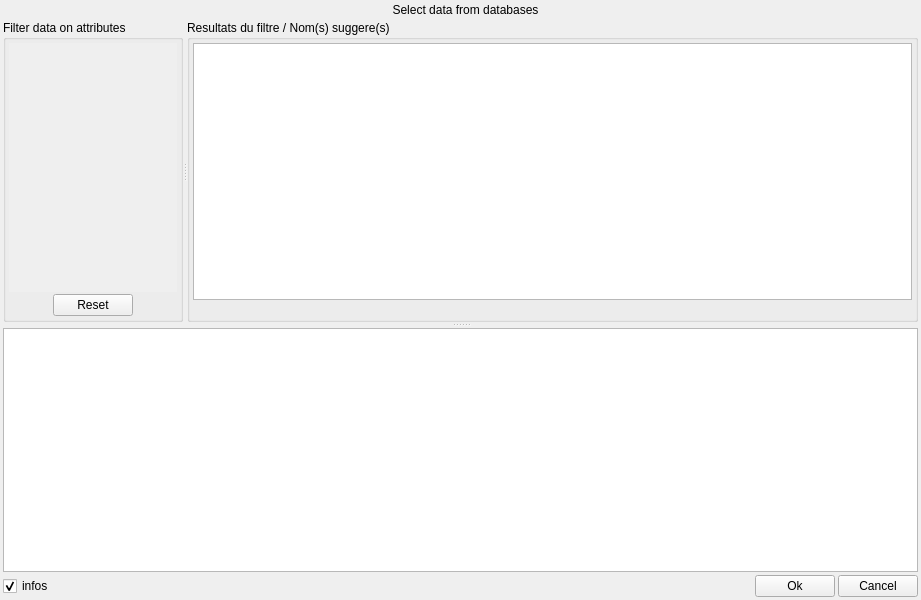
First picture: the form in python/brainvisa/data/qt4gui/diskItemBrowser.ui, repository brainvisa/axon, before the edit.
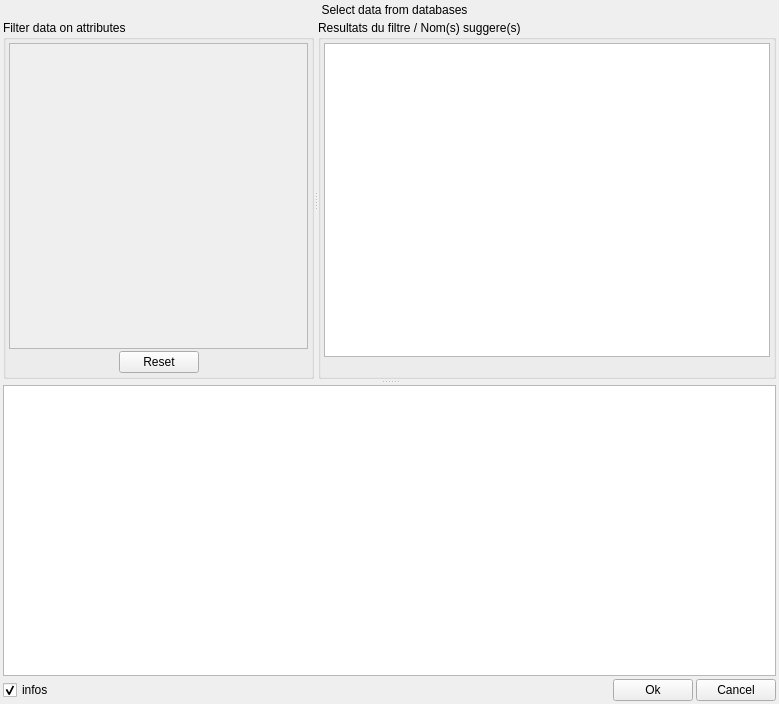
Second picture: the form after the edit. Icons and pictures are not drawn.

Commit message: improve diskitembrowser layout for qt4 Fixes #828

Patch:
```diff
--- a/python/brainvisa/data/qt4gui/diskItemBrowser.ui
+++ b/python/brainvisa/data/qt4gui/diskItemBrowser.ui
@@ -1,13 +1,13 @@
 <?xml version="1.0" encoding="UTF-8"?>
 <ui version="4.0">
  <class>Form1</class>
- <widget class="QWidget" name="Form1">
-  <property name="geometry">
+ <widget class="QWidget" name="Form1" >
+  <property name="geometry" >
    <rect>
     <x>0</x>
     <y>0</y>
-    <width>921</width>
-    <height>600</height>
+    <width>779</width>
+    <height>704</height>
    </rect>
   </property>
   <property name="windowTitle">
@@ -17,7 +17,16 @@
    <property name="spacing">
     <number>3</number>
    </property>
-   <property name="margin">
+   <property name="leftMargin" >
+    <number>3</number>
+   </property>
+   <property name="topMargin" >
+    <number>3</number>
+   </property>
+   <property name="rightMargin" >
+    <number>3</number>
+   </property>
+   <property name="bottomMargin" >
     <number>3</number>
    </property>
    <item>
@@ -63,16 +72,22 @@
     </layout>
    </item>
    <item>
-    <widget class="QSplitter" name="vsplitter">
-     <property name="orientation">
+    <widget class="QSplitter" name="vsplitter" >
+     <property name="sizePolicy" >
+      <sizepolicy vsizetype="Expanding" hsizetype="Expanding" >
+       <horstretch>0</horstretch>
+       <verstretch>0</verstretch>
+      </sizepolicy>
+     </property>
+     <property name="orientation" >
       <enum>Qt::Vertical</enum>
      </property>
      <property name="handleWidth">
       <number>6</number>
      </property>
-     <widget class="QSplitter" name="hsplitter">
-      <property name="sizePolicy">
-       <sizepolicy hsizetype="Expanding" vsizetype="Preferred">
+     <widget class="QSplitter" name="hsplitter" >
+      <property name="sizePolicy" >
+       <sizepolicy vsizetype="Expanding" hsizetype="Expanding" >
         <horstretch>0</horstretch>
         <verstretch>0</verstretch>
        </sizepolicy>
@@ -80,9 +95,9 @@
       <property name="orientation">
        <enum>Qt::Horizontal</enum>
       </property>
-      <widget class="QGroupBox" name="attributesFrame">
-       <property name="sizePolicy">
-        <sizepolicy hsizetype="MinimumExpanding" vsizetype="Preferred">
+      <widget class="QGroupBox" name="attributesFrame" >
+       <property name="sizePolicy" >
+        <sizepolicy vsizetype="Expanding" hsizetype="Expanding" >
          <horstretch>0</horstretch>
          <verstretch>0</verstretch>
         </sizepolicy>
@@ -94,23 +109,26 @@
         <property name="spacing">
          <number>2</number>
         </property>
-        <property name="margin">
+        <property name="leftMargin" >
+         <number>3</number>
+        </property>
+        <property name="topMargin" >
+         <number>3</number>
+        </property>
+        <property name="rightMargin" >
+         <number>3</number>
+        </property>
+        <property name="bottomMargin" >
          <number>3</number>
         </property>
         <item>
-         <widget class="QScrollArea" name="scrollarea">
-          <property name="sizePolicy">
-           <sizepolicy hsizetype="MinimumExpanding" vsizetype="Expanding">
-            <horstretch>1</horstretch>
+         <widget class="QScrollArea" native="1" name="scrollarea" >
+          <property name="sizePolicy" >
+           <sizepolicy vsizetype="Expanding" hsizetype="Expanding" >
+            <horstretch>0</horstretch>
             <verstretch>0</verstretch>
            </sizepolicy>
           </property>
-          <property name="frameShape">
-           <enum>QFrame::NoFrame</enum>
-          </property>
-          <property name="frameShadow">
-           <enum>QFrame::Raised</enum>
-          </property>
          </widget>
         </item>
         <item>
@@ -161,10 +179,10 @@
         </item>
        </layout>
       </widget>
-      <widget class="QGroupBox" name="grpItems">
-       <property name="sizePolicy">
-        <sizepolicy hsizetype="Expanding" vsizetype="Preferred">
-         <horstretch>20</horstretch>
+      <widget class="QGroupBox" name="grpItems" >
+       <property name="sizePolicy" >
+        <sizepolicy vsizetype="Expanding" hsizetype="Expanding" >
+         <horstretch>0</horstretch>
          <verstretch>0</verstretch>
         </sizepolicy>
        </property>
@@ -175,7 +193,16 @@
         <property name="spacing">
          <number>2</number>
         </property>
-        <property name="margin">
+        <property name="leftMargin" >
+         <number>3</number>
+        </property>
+        <property name="topMargin" >
+         <number>3</number>
+        </property>
+        <property name="rightMargin" >
+         <number>3</number>
+        </property>
+        <property name="bottomMargin" >
          <number>3</number>
         </property>
         <item>
@@ -195,30 +222,6 @@
           <property name="sortingEnabled">
            <bool>true</bool>
           </property>
-          <attribute name="horizontalHeaderVisible">
-           <bool>true</bool>
-          </attribute>
-          <attribute name="horizontalHeaderCascadingSectionResizes">
-           <bool>true</bool>
-          </attribute>
-          <attribute name="verticalHeaderCascadingSectionResizes">
-           <bool>true</bool>
-          </attribute>
-          <attribute name="verticalHeaderShowSortIndicator" stdset="0">
-           <bool>true</bool>
-          </attribute>
-          <attribute name="horizontalHeaderCascadingSectionResizes">
-           <bool>true</bool>
-          </attribute>
-          <attribute name="horizontalHeaderVisible">
-           <bool>true</bool>
-          </attribute>
-          <attribute name="verticalHeaderCascadingSectionResizes">
-           <bool>true</bool>
-          </attribute>
-          <attribute name="verticalHeaderShowSortIndicator" stdset="0">
-           <bool>true</bool>
-          </attribute>
          </widget>
         </item>
         <item>
@@ -231,10 +234,10 @@
        </layout>
       </widget>
      </widget>
-     <widget class="QTextBrowser" name="textBrowser">
-      <property name="sizePolicy">
-       <sizepolicy hsizetype="Expanding" vsizetype="Preferred">
-        <horstretch>16</horstretch>
+     <widget class="QTextBrowser" name="textBrowser" >
+      <property name="sizePolicy" >
+       <sizepolicy vsizetype="Preferred" hsizetype="Expanding" >
+        <horstretch>0</horstretch>
         <verstretch>0</verstretch>
        </sizepolicy>
       </property>
@@ -293,7 +296,14 @@
    </item>
   </layout>
  </widget>
- <layoutdefault spacing="3" margin="5"/>
+ <layoutdefault spacing="3" margin="5" />
+ <customwidgets>
+  <customwidget>
+   <class>QScrollArea</class>
+   <extends>QWidget</extends>
+   <header>qscrollarea.h</header>
+  </customwidget>
+ </customwidgets>
  <resources/>
  <connections>
   <connection>
```
Left out of the diff: 117 changed lines with no effect on the pictures. The commit also changes 1 other file.
